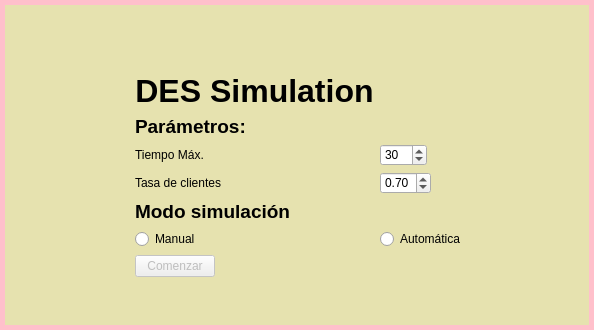
Above: ventana_ingreso.ui from tvillalobos/DES-Simulation-Example before the change. Below: the same form after it.
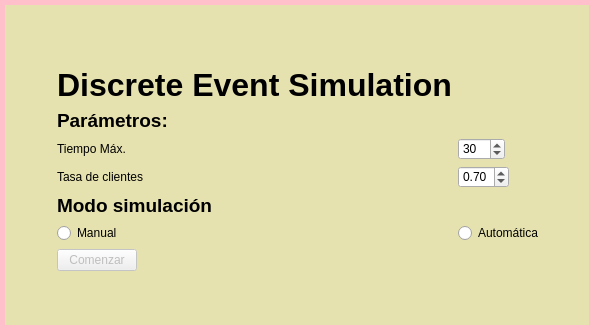
That is the form after the change.

Diff of the .ui file:
```diff
--- a/ventana_ingreso.ui
+++ b/ventana_ingreso.ui
@@ -36,7 +36,7 @@
     <number>0</number>
    </property>
    <property name="topMargin">
-    <number>50</number>
+    <number>38</number>
    </property>
    <property name="rightMargin">
     <number>0</number>
@@ -51,7 +51,7 @@
       </font>
      </property>
      <property name="text">
-      <string>DES Simulation</string>
+      <string>Discrete Event Simulation</string>
      </property>
      <property name="alignment">
       <set>Qt::AlignCenter</set>
```
